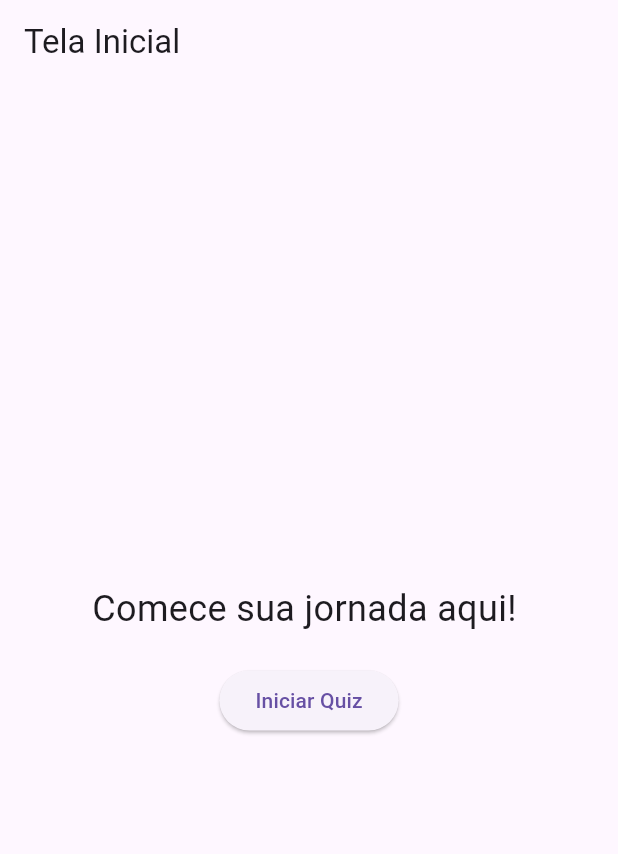
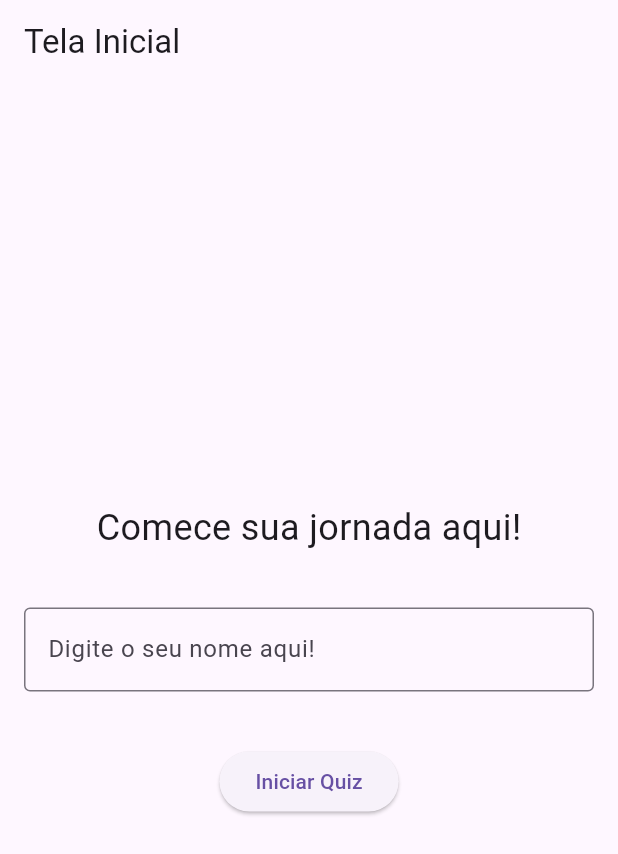
Before and after one commit to analesssa/QUIZ, a Flutter app: the screen it shows after launch, on a phone screen of 412 x 824 dp. Shown: the top 854 px of the screen. Run offline on Flutter 3.47's test engine with Material 3 defaults, Android fonts, the phone set to English and light mode, and no system bars.

Commit message:
inserir nome

```diff
--- a/lib/tela_inicio.dart
+++ b/lib/tela_inicio.dart
@@ -1,7 +1,15 @@
+
 import 'package:flutter/material.dart';
 import 'package:flutter_application_1/quiz.dart';
 
-class TelaInicial extends StatelessWidget {
+class TelaInicial extends StatefulWidget {
+  @override
+  _TelaInicialState createState() => _TelaInicialState();
+}
+
+class _TelaInicialState extends State<TelaInicial> {
+  final TextEditingController _nomeController = TextEditingController();
+
   @override
   Widget build(BuildContext context) {
     return Scaffold(
@@ -14,18 +22,39 @@ class TelaInicial extends StatelessWidget {
           children: [
             // Título ou mensagem
             Text(
-              'Comece sua jornada aqui! ',
+              'Comece sua jornada aqui!',
               style: TextStyle(fontSize: 24),
+            ),
+            SizedBox(height: 20),
+            // Campo de texto para o nome
+            Padding(
+              padding: const EdgeInsets.all(16.0),
+              child: TextField(
+                controller: _nomeController,
+                decoration: InputDecoration(
+                  labelText: 'Digite o seu nome aqui!',
+                  border: OutlineInputBorder(),
+                ),
+              ),
             ),
             SizedBox(height: 20),
             // Botão para iniciar o quiz
             ElevatedButton(
               onPressed: () {
-                // Navega para a tela do quiz
-                Navigator.push(
-                  context,
-                  MaterialPageRoute(builder: (context) => PaginaQuiz()), // Navega para a tela PaginaQuiz
-                );
+                final nome = _nomeController.text;
+                if (nome.isNotEmpty) {
+                  // Navega para a tela do quiz e passa o nome do usuário
+                  Navigator.push(
+                    context,
+                    MaterialPageRoute(
+                      builder: (context) => PaginaQuiz()),
+                  );
+                } else {
+                  // Exibe um alerta caso o nome não tenha sido preenchido
+                  ScaffoldMessenger.of(context).showSnackBar(
+                    SnackBar(content: Text('Por favor, insira seu nome!')),
+                  );
+                }
               },
               child: Text('Iniciar Quiz'),
             ),
```
